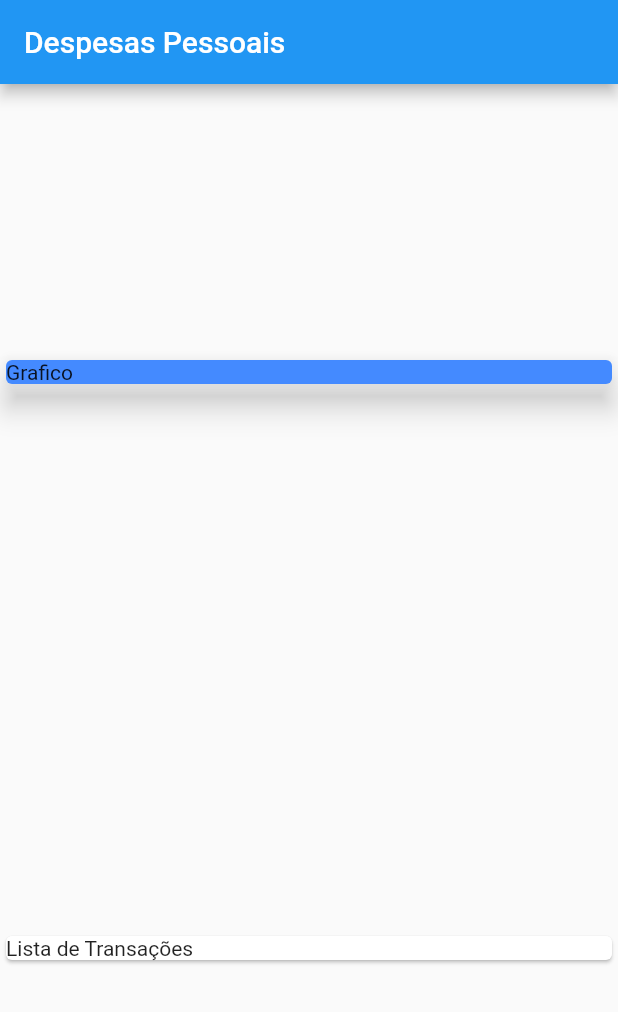
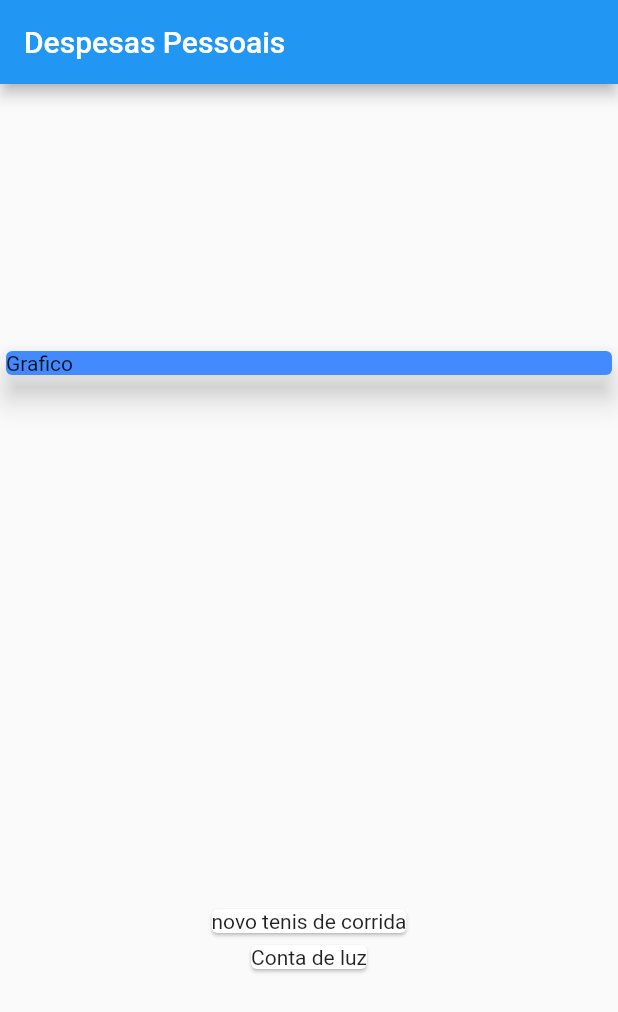
Before and after one commit to CSIRamone/expenses, a Flutter app: the screen it shows after launch, on a phone screen of 412 x 824 dp. Shown: the top 1012 px of the screen. Run offline on Flutter 3.47's test engine with Material 2 defaults, Android fonts, the phone set to English and light mode, and no system bars.

Commit message:
Trabalhando com  Map

```diff
--- a/lib/main.dart
+++ b/lib/main.dart
@@ -15,8 +15,7 @@ class MyHomePage extends StatelessWidget {
     Transaction(
       id: 't1',
       title: 'novo tenis de corrida',
-      value: 310,
-      76,
+      value: 310.76,
       date: DateTime.now(),
     ),
     Transaction(
@@ -45,8 +44,12 @@ class MyHomePage extends StatelessWidget {
               child: Text('Grafico'),
             ),
           ),
-          const Card(
-            child: Text('Lista de Transações'),
+          Column(
+            children: _transaction.map((tr) {
+              return Card(
+                child: Text(tr.title),
+              );
+            }).toList(),
           ),
         ],
       ),
--- a/lib/models/transaction.dart
+++ b/lib/models/transaction.dart
@@ -1,13 +1,12 @@
 class Transaction {
-  late final String id;
-  late final String title;
-  late final double value;
-  late final DateTime date;
+  String id;
+  String title;
+  double value;
+  DateTime date;
 
-  Transaction({
-    required id,
-    required title,
-    required value,
-    required date,
-  });
+  Transaction(
+      {required this.id,
+      required this.title,
+      required this.value,
+      required this.date});
 }
```
